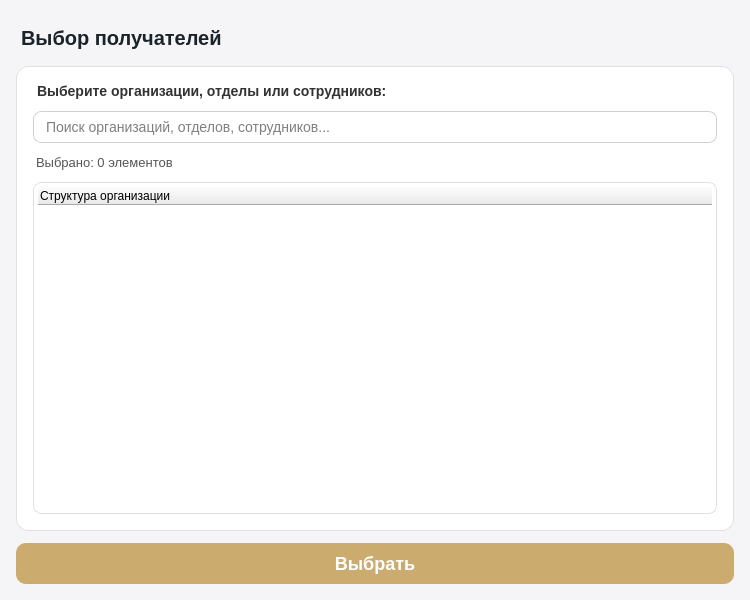
lerakaplich/Documents, file client/ui/documents/create/employee_selection_dialog.ui: the form before one commit.
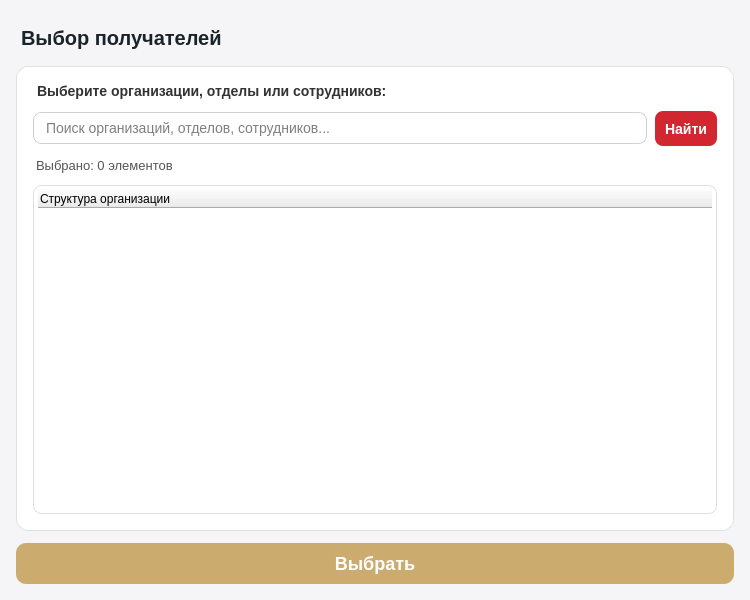
The form after the commit.

Patch:
```diff
--- a/client/ui/documents/create/employee_selection_dialog.ui
+++ b/client/ui/documents/create/employee_selection_dialog.ui
@@ -206,11 +206,56 @@
        </widget>
       </item>
       <item>
-       <widget class="QLineEdit" name="searchEdit">
-        <property name="placeholderText">
-         <string>Поиск организаций, отделов, сотрудников...</string>
-        </property>
-       </widget>
+       <layout class="QHBoxLayout" name="horizontalLayout">
+        <item>
+         <widget class="QLineEdit" name="searchEdit">
+          <property name="placeholderText">
+           <string>Поиск организаций, отделов, сотрудников...</string>
+          </property>
+         </widget>
+        </item>
+        <item>
+         <widget class="QPushButton" name="btnSearch">
+          <property name="minimumSize">
+           <size>
+            <width>0</width>
+            <height>35</height>
+           </size>
+          </property>
+          <property name="maximumSize">
+           <size>
+            <width>16777215</width>
+            <height>35</height>
+           </size>
+          </property>
+          <property name="cursor">
+           <cursorShape>PointingHandCursor</cursorShape>
+          </property>
+          <property name="styleSheet">
+           <string notr="true">
+
+QPushButton {
+    background-color: #D22730;
+    color: white;
+    border: none;
+    border-radius: 8px;
+    padding: 6px 10px;
+    font-size: 14px;
+    font-weight: bold;
+}
+QPushButton:hover {
+    background-color: #862633;
+}
+QPushButton:pressed {
+    background-color: #6a1e29;
+}</string>
+          </property>
+          <property name="text">
+           <string>Найти</string>
+          </property>
+         </widget>
+        </item>
+       </layout>
       </item>
       <item>
        <widget class="QLabel" name="selectionInfoLabel">
```
